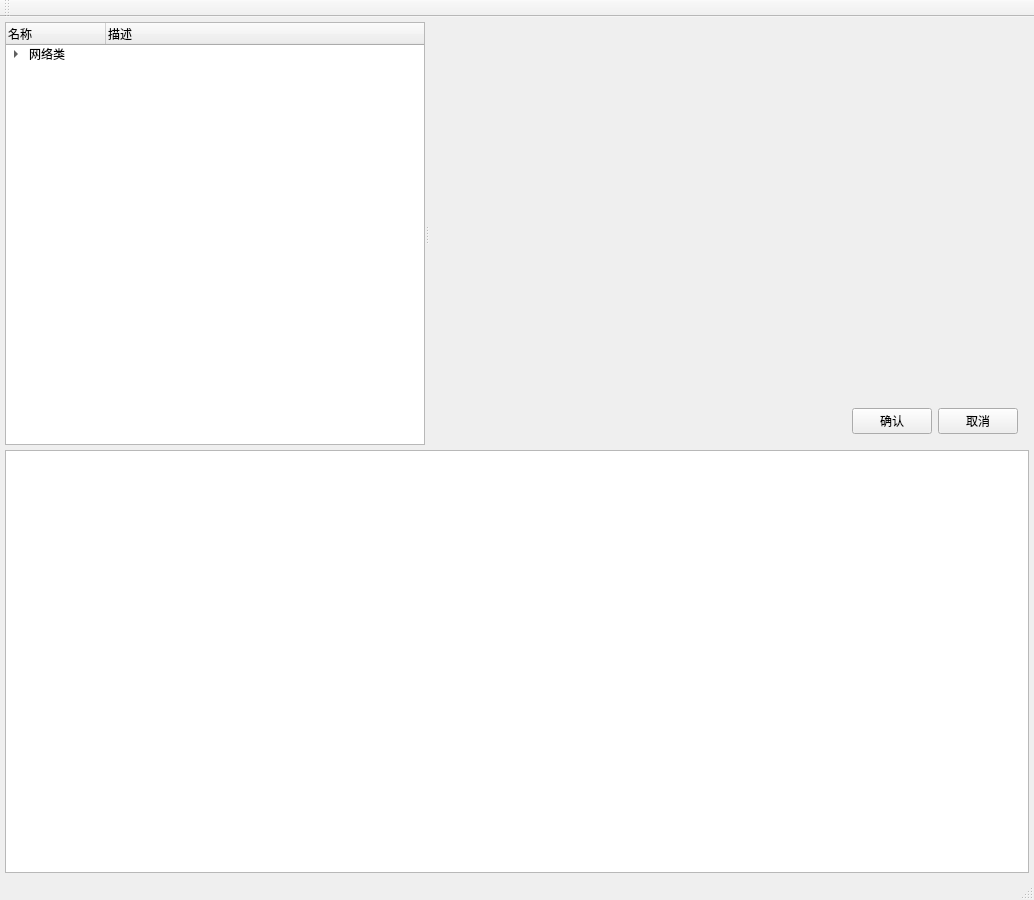
doasyourself/EasyCmd, file src/EasyCmd/MainWindow.ui: the form before one commit.
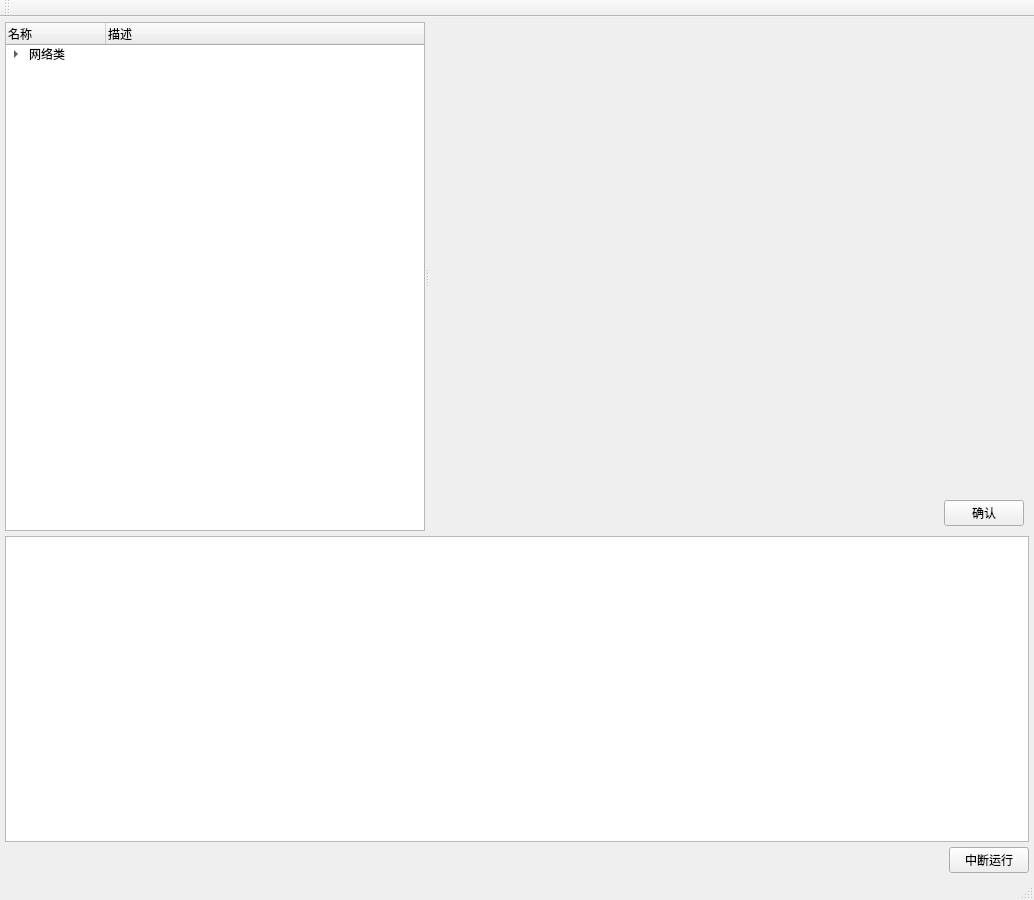
The form after the commit.

```diff
--- a/src/EasyCmd/MainWindow.ui
+++ b/src/EasyCmd/MainWindow.ui
@@ -14,7 +14,7 @@
    <string>EasyCmd</string>
   </property>
   <widget class="QWidget" name="centralWidget">
-   <layout class="QVBoxLayout" name="verticalLayout" stretch="1,1">
+   <layout class="QVBoxLayout" name="verticalLayout" stretch="5,3,0">
     <property name="spacing">
      <number>5</number>
     </property>
@@ -83,6 +83,21 @@
            </size>
           </property>
           <layout class="QVBoxLayout" name="verticalLayout_3" stretch="10,1">
+           <property name="spacing">
+            <number>1</number>
+           </property>
+           <property name="leftMargin">
+            <number>5</number>
+           </property>
+           <property name="topMargin">
+            <number>5</number>
+           </property>
+           <property name="rightMargin">
+            <number>5</number>
+           </property>
+           <property name="bottomMargin">
+            <number>5</number>
+           </property>
            <item>
             <layout class="QVBoxLayout" name="verticalLayout_2">
              <item>
@@ -98,8 +113,8 @@
                  <rect>
                   <x>0</x>
                   <y>0</y>
-                  <width>671</width>
-                  <height>344</height>
+                  <width>588</width>
+                  <height>434</height>
                  </rect>
                 </property>
                </widget>
@@ -129,13 +144,6 @@
                </property>
               </widget>
              </item>
-             <item>
-              <widget class="QPushButton" name="pushButton_cancel">
-               <property name="text">
-                <string>取消</string>
-               </property>
-              </widget>
-             </item>
             </layout>
            </item>
           </layout>
@@ -161,11 +169,45 @@
         <number>0</number>
        </property>
        <item>
-        <widget class="QTextBrowser" name="textBrowser"/>
+        <widget class="QPlainTextEdit" name="plainTextEdit">
+         <property name="readOnly">
+          <bool>true</bool>
+         </property>
+         <property name="maximumBlockCount">
+          <number>10000</number>
+         </property>
+        </widget>
        </item>
       </layout>
      </widget>
     </item>
+    <item>
+     <layout class="QHBoxLayout" name="horizontalLayout_4">
+      <property name="topMargin">
+       <number>0</number>
+      </property>
+      <item>
+       <spacer name="horizontalSpacer_2">
+        <property name="orientation">
+         <enum>Qt::Horizontal</enum>
+        </property>
+        <property name="sizeHint" stdset="0">
+         <size>
+          <width>40</width>
+          <height>20</height>
+         </size>
+        </property>
+       </spacer>
+      </item>
+      <item>
+       <widget class="QPushButton" name="pushButton_ctrlbreak">
+        <property name="text">
+         <string>中断运行</string>
+        </property>
+       </widget>
+      </item>
+     </layout>
+    </item>
    </layout>
   </widget>
   <widget class="QMenuBar" name="menuBar">
```
